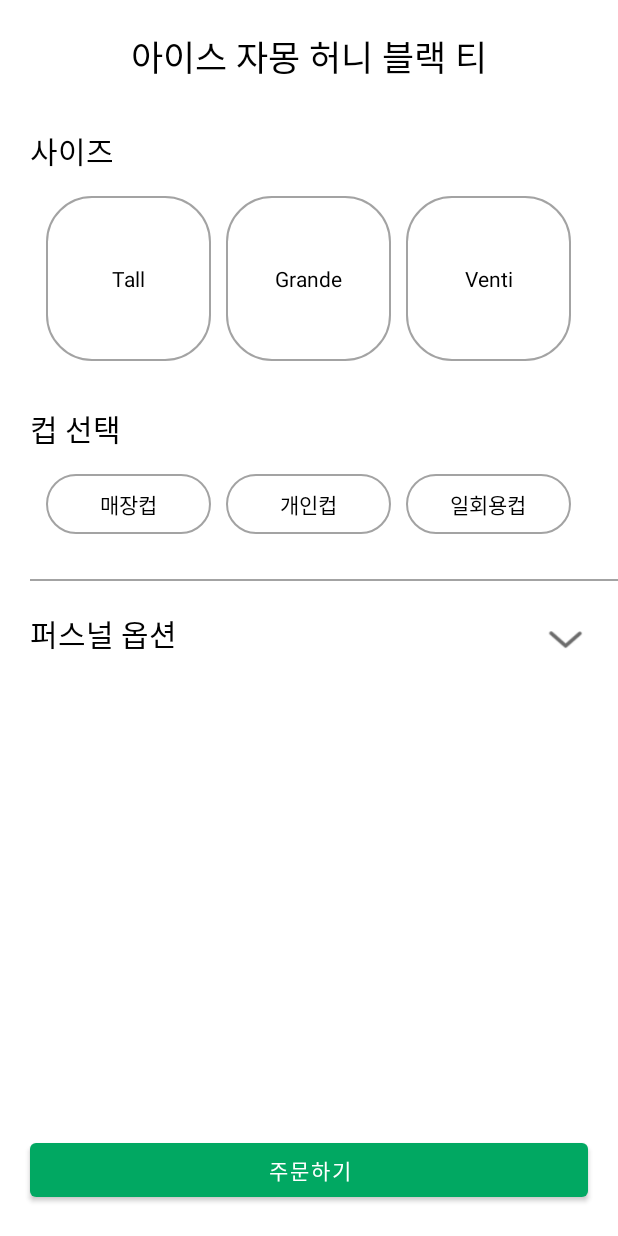
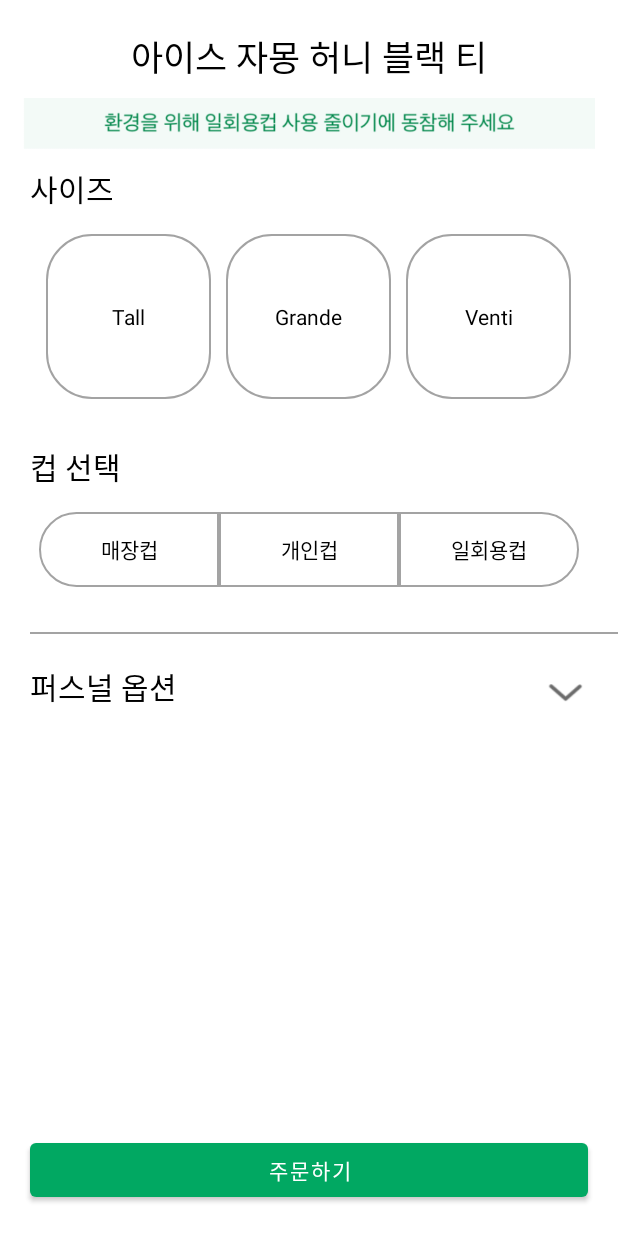
Before and after one commit to Konkuk-KUIT/KUIT1_HACKATHON_team2-Android, an Android app: the layout activity_menu_order.xml on its own in the app's theme, with its tools: preview values and no code run, on a phone screen of 412 x 824 dp. Run offline under Robolectric (Android 15) with nearby library versions, the phone set to English and light mode, and no system bars.

Commit message:
사이즈 컵 선택 화면 xml 완료

```diff
--- a/app/src/main/AndroidManifest.xml
+++ b/app/src/main/AndroidManifest.xml
@@ -20,6 +20,8 @@
         <activity
             android:name=".CartActivity"
             android:exported="false" />
+
+        <activity android:name=".ui.order.MenuOrderActivity"/>
         <activity
             android:name=".MainActivity"
             android:exported="true"
--- a/app/src/main/java/com/example/hackatonkuit/ui/menudetail/MenuDetailActivity.kt
+++ b/app/src/main/java/com/example/hackatonkuit/ui/menudetail/MenuDetailActivity.kt
@@ -1,8 +1,7 @@
 package com.example.hackatonkuit.ui.menudetail
 
+import android.os.Bundle
 import androidx.appcompat.app.AppCompatActivity
-import android.os.Bundle
-import com.example.hackatonkuit.R
 import com.example.hackatonkuit.databinding.ActivityMenuDetailBinding
 
 class MenuDetailActivity : AppCompatActivity() {
@@ -11,5 +10,6 @@ class MenuDetailActivity : AppCompatActivity() {
         super.onCreate(savedInstanceState)
         binding = ActivityMenuDetailBinding.inflate(layoutInflater)
         setContentView(binding.root)
+
     }
 }
--- /dev/null
+++ b/app/src/main/java/com/example/hackatonkuit/ui/order/MenuOrderActivity.kt
@@ -0,0 +1,15 @@
+package com.example.hackatonkuit.ui.order
+
+import android.os.Bundle
+import androidx.appcompat.app.AppCompatActivity
+import com.example.hackatonkuit.databinding.ActivityMenuOrderBinding
+
+class MenuOrderActivity : AppCompatActivity() {
+
+    lateinit var binding: ActivityMenuOrderBinding
+    override fun onCreate(savedInstanceState: Bundle?) {
+        super.onCreate(savedInstanceState)
+        binding = ActivityMenuOrderBinding.inflate(layoutInflater)
+        setContentView(binding.root)
+    }
+}
--- /dev/null
+++ b/app/src/main/res/drawable/selector_switch_cup_once.xml
@@ -0,0 +1,19 @@
+<?xml version="1.0" encoding="utf-8"?>
+<selector xmlns:android="http://schemas.android.com/apk/res/android">
+    <item android:state_checked="true" android:drawable="@drawable/arrow">
+        <shape xmlns:android="http://schemas.android.com/apk/res/android">
+            <stroke android:width="1dp" android:color="@color/divider_gray" />
+            <solid android:color="@color/main_green"/>
+            <corners android:bottomLeftRadius="0dp" android:topLeftRadius="0dp"
+                android:bottomRightRadius="30dp" android:topRightRadius="30dp"/>
+        </shape>
+    </item>
+    <item android:state_checked="false">
+        <shape xmlns:android="http://schemas.android.com/apk/res/android">
+            <stroke android:width="1dp" android:color="@color/gray" />
+            <solid android:color="@color/white"/>
+            <corners android:bottomLeftRadius="0dp" android:topLeftRadius="0dp"
+                android:bottomRightRadius="30dp" android:topRightRadius="30dp"/>
+        </shape>
+    </item>
+</selector>
--- /dev/null
+++ b/app/src/main/res/drawable/selector_switch_cup_own.xml
@@ -0,0 +1,15 @@
+<?xml version="1.0" encoding="utf-8"?>
+<selector xmlns:android="http://schemas.android.com/apk/res/android">
+    <item android:state_checked="true" android:drawable="@drawable/arrow">
+        <shape xmlns:android="http://schemas.android.com/apk/res/android">
+            <stroke android:width="1dp" android:color="@color/divider_gray" />
+            <solid android:color="@color/main_green"/>
+        </shape>
+    </item>
+    <item android:state_checked="false">
+        <shape xmlns:android="http://schemas.android.com/apk/res/android">
+            <stroke android:width="1dp" android:color="@color/gray" />
+            <solid android:color="@color/white"/>
+        </shape>
+    </item>
+</selector>
--- /dev/null
+++ b/app/src/main/res/drawable/selector_switch_cup_shop.xml
@@ -0,0 +1,19 @@
+<?xml version="1.0" encoding="utf-8"?>
+<selector xmlns:android="http://schemas.android.com/apk/res/android">
+    <item android:state_checked="true" android:drawable="@drawable/arrow">
+        <shape xmlns:android="http://schemas.android.com/apk/res/android">
+            <stroke android:width="1dp" android:color="@color/divider_gray" />
+            <solid android:color="@color/main_green"/>
+            <corners android:bottomLeftRadius="30dp" android:topLeftRadius="30dp"
+                android:bottomRightRadius="0dp" android:topRightRadius="0dp"/>
+        </shape>
+    </item>
+    <item android:state_checked="false">
+        <shape xmlns:android="http://schemas.android.com/apk/res/android">
+            <stroke android:width="1dp" android:color="@color/gray" />
+            <solid android:color="@color/white"/>
+            <corners android:bottomLeftRadius="30dp" android:topLeftRadius="30dp"
+                android:bottomRightRadius="0dp" android:topRightRadius="0dp"/>
+        </shape>
+    </item>
+</selector>
--- a/app/src/main/res/layout/activity_menu_order.xml
+++ b/app/src/main/res/layout/activity_menu_order.xml
@@ -16,6 +16,15 @@
         app:layout_constraintStart_toStartOf="parent"
         app:layout_constraintTop_toTopOf="parent"/>
 
+    <ImageView
+        android:id="@+id/order_environment"
+        android:layout_width="0dp"
+        android:layout_height="35dp"
+        android:layout_marginTop="10dp"
+        android:src="@drawable/protect_environment"
+        app:layout_constraintStart_toStartOf="@+id/order_name"
+        app:layout_constraintTop_toBottomOf="@+id/order_name"/>
+
     <TextView
         android:id="@+id/order_size"
         android:layout_width="match_parent"
@@ -23,10 +32,10 @@
         android:text="사이즈"
         android:textSize="20sp"
         android:textColor="@color/black"
-        android:layout_marginTop="30dp"
+        android:layout_marginTop="10dp"
         android:layout_marginStart="20dp"
-        app:layout_constraintStart_toEndOf="@id/order_name"
-        app:layout_constraintTop_toBottomOf="@id/order_name"/>
+        app:layout_constraintStart_toEndOf="@id/order_environment"
+        app:layout_constraintTop_toBottomOf="@id/order_environment"/>
 
     <RadioGroup
         android:id="@+id/order_size_detail"
@@ -88,27 +97,25 @@
         app:layout_constraintTop_toBottomOf="@id/order_cup">
 
         <RadioButton
-            android:layout_width="110dp"
-            android:layout_height="40dp"
-            android:background="@drawable/selector_switch_size_tall"
+            android:layout_width="120dp"
+            android:layout_height="50dp"
+            android:background="@drawable/selector_switch_cup_shop"
             android:button="@null"
             android:gravity="center"
             android:text="매장컵" />
 
         <RadioButton
-            android:layout_width="110dp"
-            android:layout_height="40dp"
-            android:background="@drawable/selector_switch_size_grande"
-            android:layout_marginStart="10dp"
+            android:layout_width="120dp"
+            android:layout_height="50dp"
+            android:background="@drawable/selector_switch_cup_own"
             android:button="@null"
             android:gravity="center"
             android:text="개인컵" />
 
         <RadioButton
-            android:layout_width="110dp"
-            android:layout_height="40dp"
-            android:background="@drawable/selector_switch_size_venti"
-            android:layout_marginStart="10dp"
+            android:layout_width="120dp"
+            android:layout_height="50dp"
+            android:background="@drawable/selector_switch_cup_once"
             android:button="@null"
             android:gravity="center"
             android:text="일회용컵" />
```
Also changed, not shown: app/src/main/res/drawable/protect_environment.png (added).
